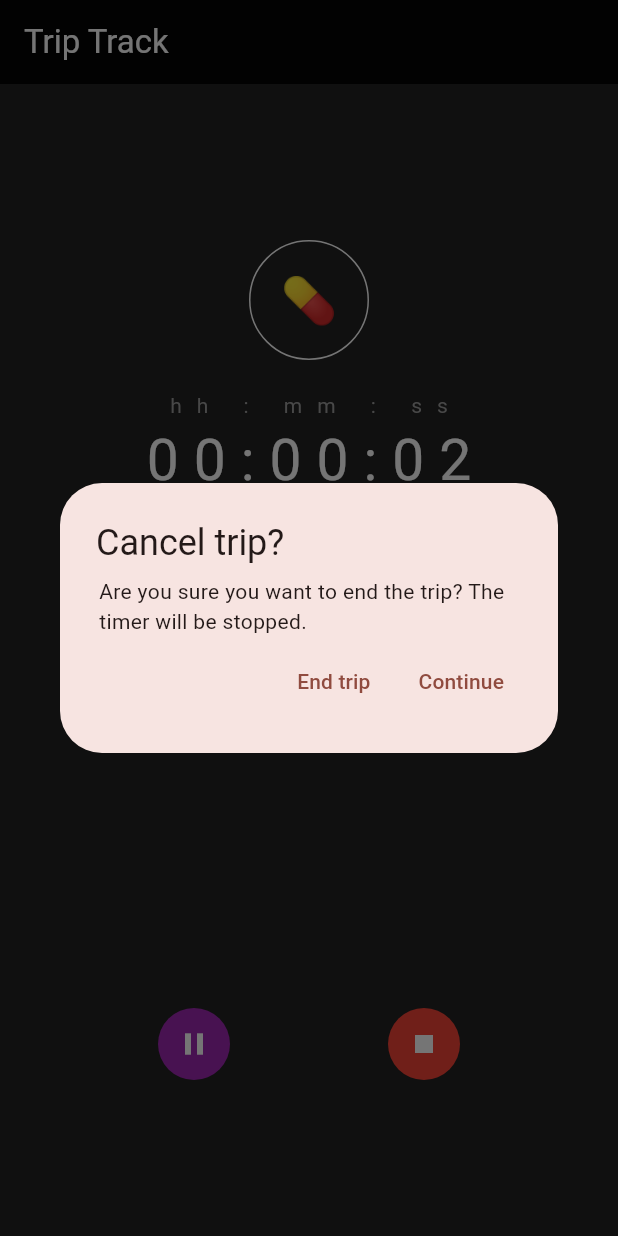
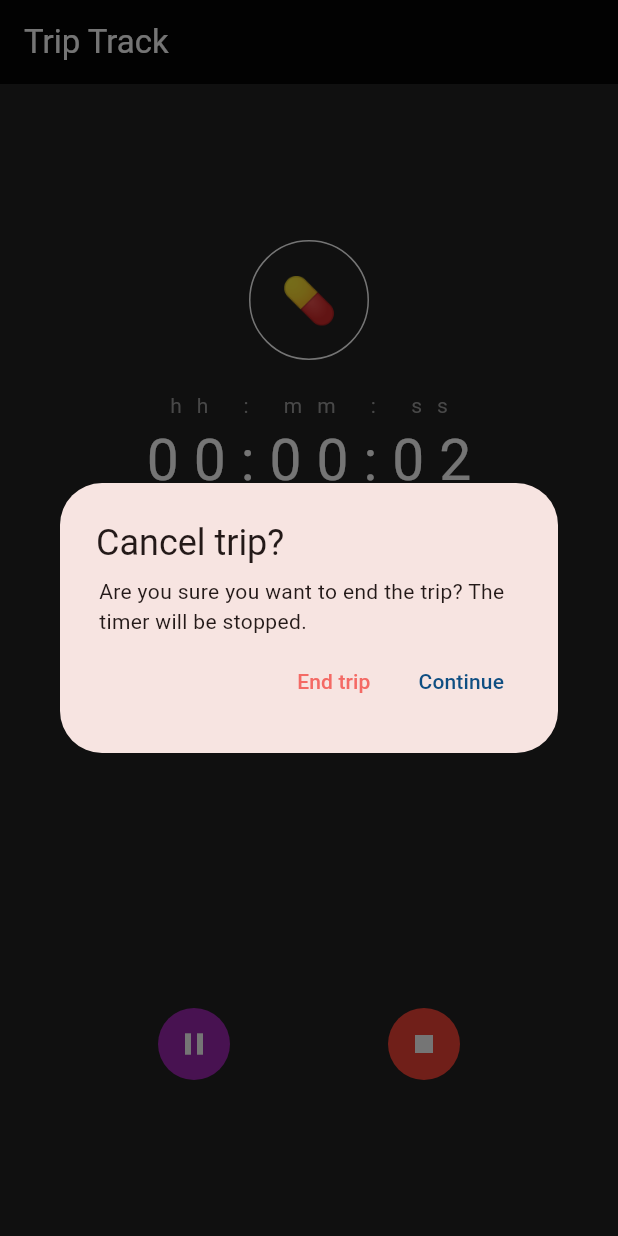
Before and after one commit to anchit-chandran/triptrack, a Flutter app: the screen it shows after launch, after a tap on the "play arrow" icon, after a tap on the "stop" icon, on a phone screen of 412 x 824 dp. Run offline on Flutter 3.47's test engine with Material 3 defaults, Android fonts, the phone set to English and light mode, and no system bars.

Commit message:
update confirm text colors
Signed-off-by: anchit-chandran <anchit97123@gmail.com>

```diff
--- a/lib/main.dart
+++ b/lib/main.dart
@@ -116,13 +116,25 @@ class _TripTrackAppState extends State<TripTrackApp> {
                     stopTimer();
                     Navigator.of(context).pop();
                   },
-                    child: Text("End trip")),
+                  child: Text(
+                    "End trip",
+                    style: TextStyle(
+                      color: Color.fromARGB(255, 244, 106, 101),
+                    ),
+                  ),
+                ),
                 TextButton(
                   onPressed: () {
                     print("Continuing timer");
                     Navigator.of(context).pop();
                   },
-                    child: Text("Continue")),
+                  child: Text(
+                    "Continue",
+                    style: TextStyle(
+                      color: const Color.fromARGB(255, 15, 78, 130),
+                    ),
+                  ),
+                ),
               ],
             ));
   }
```
Lines whose indentation alone changed are shown as unchanged.
